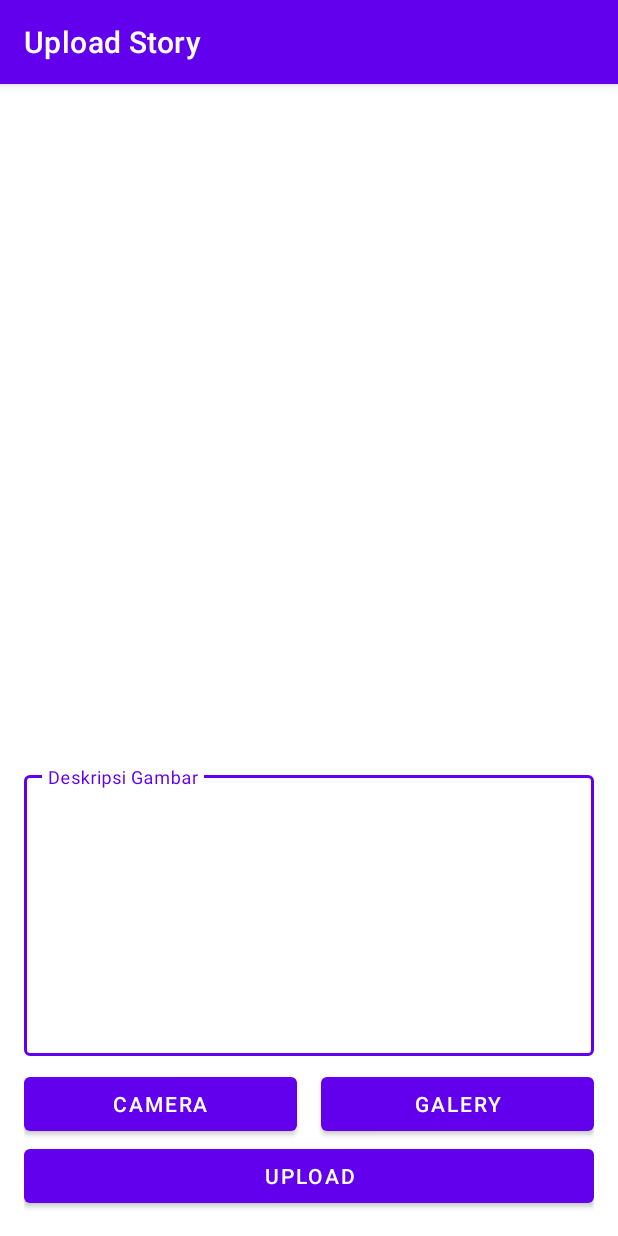
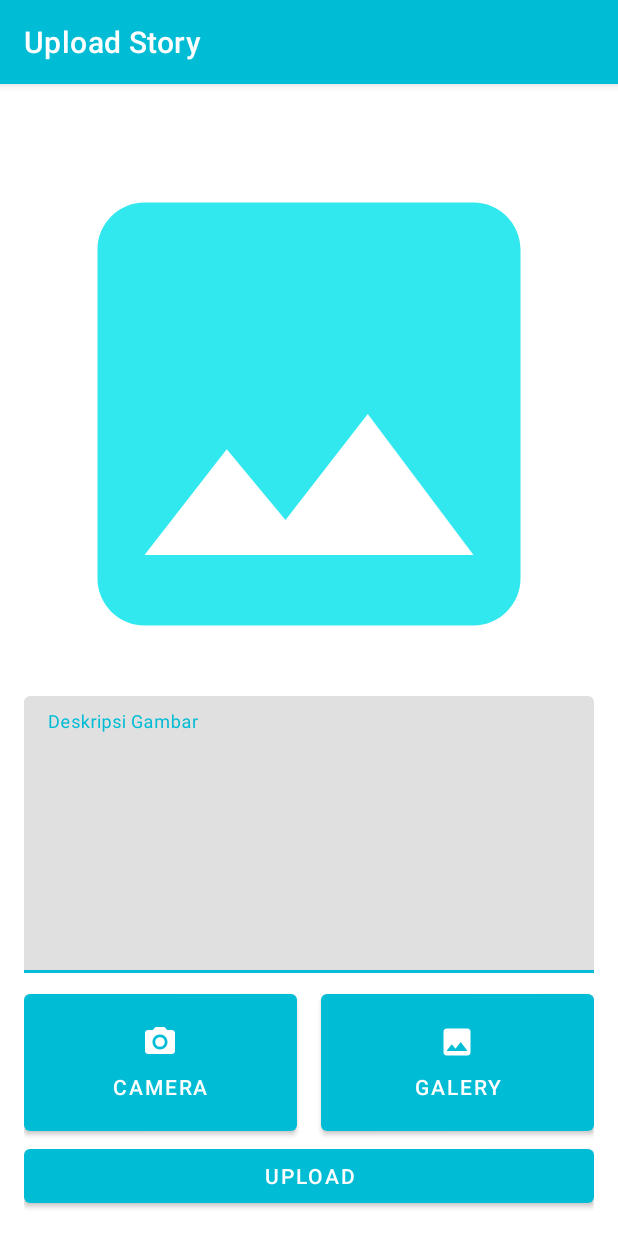
Before and after one commit to AkuraDiary/SubmissionAndroidIntermediate, an Android app: the UploadStoryActivity screen opened directly, with no data from a screen before it, on a phone screen of 412 x 824 dp. Run offline under Robolectric (Android 15) with nearby library versions, the phone set to English and light mode, and no system bars; libraries missing offline, so code that uses them is left out: com.shashank.sony; pictures from the network do not load.

Commit message:
added some more adjustment

```diff
--- /dev/null
+++ b/app/src/main/res/drawable/ic_image.xml
@@ -0,0 +1,5 @@
+<vector android:height="24dp" android:tint="#FFFFFF"
+    android:viewportHeight="24" android:viewportWidth="24"
+    android:width="24dp" xmlns:android="http://schemas.android.com/apk/res/android">
+    <path android:fillColor="@android:color/white" android:pathData="M21,19V5c0,-1.1 -0.9,-2 -2,-2H5c-1.1,0 -2,0.9 -2,2v14c0,1.1 0.9,2 2,2h14c1.1,0 2,-0.9 2,-2zM8.5,13.5l2.5,3.01L14.5,12l4.5,6H5l3.5,-4.5z"/>
+</vector>
--- /dev/null
+++ b/app/src/main/res/drawable/ic_insert_photo.xml
@@ -0,0 +1,5 @@
+<vector android:height="24dp" android:tint="#31E8EE"
+    android:viewportHeight="24" android:viewportWidth="24"
+    android:width="24dp" xmlns:android="http://schemas.android.com/apk/res/android">
+    <path android:fillColor="@android:color/white" android:pathData="M21,19V5c0,-1.1 -0.9,-2 -2,-2H5c-1.1,0 -2,0.9 -2,2v14c0,1.1 0.9,2 2,2h14c1.1,0 2,-0.9 2,-2zM8.5,13.5l2.5,3.01L14.5,12l4.5,6H5l3.5,-4.5z"/>
+</vector>
--- a/app/src/main/res/layout/activity_upload_story.xml
+++ b/app/src/main/res/layout/activity_upload_story.xml
@@ -2,14 +2,14 @@
 <androidx.constraintlayout.widget.ConstraintLayout xmlns:android="http://schemas.android.com/apk/res/android"
     xmlns:app="http://schemas.android.com/apk/res-auto"
     xmlns:tools="http://schemas.android.com/tools"
-    android:padding="16dp"
     android:layout_width="match_parent"
     android:layout_height="match_parent"
+    android:padding="16dp"
     tools:context=".ui.addStory.UploadStoryActivity">
 
     <com.google.android.material.textfield.TextInputLayout
         android:id="@+id/teftFieldDesc"
-        style="@style/Widget.MaterialComponents.TextInputLayout.OutlinedBox"
+        style="@style/Widget.MaterialComponents.TextInputLayout.FilledBox.Dense"
         android:layout_width="0dp"
         android:layout_height="wrap_content"
         android:layout_marginBottom="8dp"
@@ -18,6 +18,7 @@
         app:layout_constraintStart_toStartOf="parent">
 
         <com.google.android.material.textfield.TextInputEditText
+
             android:id="@+id/editTextAddDescription"
             android:layout_width="match_parent"
             android:layout_height="wrap_content"
@@ -39,14 +40,18 @@
         app:layout_constraintEnd_toEndOf="parent"
         app:layout_constraintStart_toStartOf="parent"
         app:layout_constraintTop_toTopOf="parent"
-        app:srcCompat="@drawable/ic_camera"/>
+        app:layout_constraintVertical_bias="1.0"
+        app:srcCompat="@drawable/ic_insert_photo"/>
 
     <Button
         android:id="@+id/btn_openCamera"
         android:layout_width="0dp"
         android:layout_height="wrap_content"
         android:layout_marginEnd="8dp"
+        android:drawableTop="@drawable/ic_camera"
+        android:padding="20dp"
         android:text="Camera"
+        android:textColor="@color/white"
         app:layout_constraintBottom_toTopOf="@+id/btnUpload"
         app:layout_constraintEnd_toStartOf="@+id/guideline"
         app:layout_constraintStart_toStartOf="parent" />
@@ -60,10 +65,13 @@
 
     <Button
         android:id="@+id/btnOpenGallery"
-        android:layout_marginStart="8dp"
         android:layout_width="0dp"
         android:layout_height="wrap_content"
+        android:layout_marginStart="8dp"
+        android:drawableTop="@drawable/ic_image"
+        android:padding="20dp"
         android:text="Galery"
+        android:textColor="@color/white"
         app:layout_constraintBottom_toTopOf="@+id/btnUpload"
         app:layout_constraintEnd_toEndOf="parent"
         app:layout_constraintStart_toStartOf="@+id/guideline" />
@@ -73,6 +81,7 @@
         android:layout_width="0dp"
         android:layout_height="wrap_content"
         android:text="Upload"
+        android:textColor="@color/white"
         app:layout_constraintBottom_toBottomOf="parent"
         app:layout_constraintEnd_toEndOf="parent"
         app:layout_constraintStart_toStartOf="parent" />
--- a/app/src/main/res/values-night/themes.xml
+++ b/app/src/main/res/values-night/themes.xml
@@ -2,8 +2,8 @@
     <!-- Base application theme. -->
     <style name="Theme.SubmissionIntermediate" parent="Theme.MaterialComponents.Light.DarkActionBar">
         <!-- Primary brand color. -->
-        <item name="colorPrimary">@color/purple_200</item>
-        <item name="colorPrimaryVariant">@color/purple_700</item>
+        <item name="colorPrimary">@color/neutral_700</item>
+        <item name="colorPrimaryVariant">@color/neutral_700</item>
         <item name="colorOnPrimary">@color/black</item>
         <!-- Secondary brand color. -->
         <item name="colorSecondary">@color/teal_200</item>
--- a/app/src/main/res/values/colors.xml
+++ b/app/src/main/res/values/colors.xml
@@ -9,6 +9,6 @@
     <color name="white">#FFFFFFFF</color>
     <color name="neutral_700">#00BCD4</color>
     <color name="red">#F43636</color>
-    <color name="primary_900">#3F51B5</color>
+    <color name="primary_900">#1329A3</color>
     <color name="grey">#ADA3A2</color>
 </resources>
--- a/app/src/main/res/values/themes.xml
+++ b/app/src/main/res/values/themes.xml
@@ -2,8 +2,8 @@
     <!-- Base application theme. -->
     <style name="Theme.SubmissionIntermediate" parent="Theme.MaterialComponents.Light.DarkActionBar">
         <!-- Primary brand color. -->
-        <item name="colorPrimary">@color/purple_500</item>
-        <item name="colorPrimaryVariant">@color/purple_700</item>
+        <item name="colorPrimary">@color/neutral_700</item>
+        <item name="colorPrimaryVariant">@color/neutral_700</item>
         <item name="colorOnPrimary">@color/white</item>
         <!-- Secondary brand color. -->
         <item name="colorSecondary">@color/teal_200</item>
```
